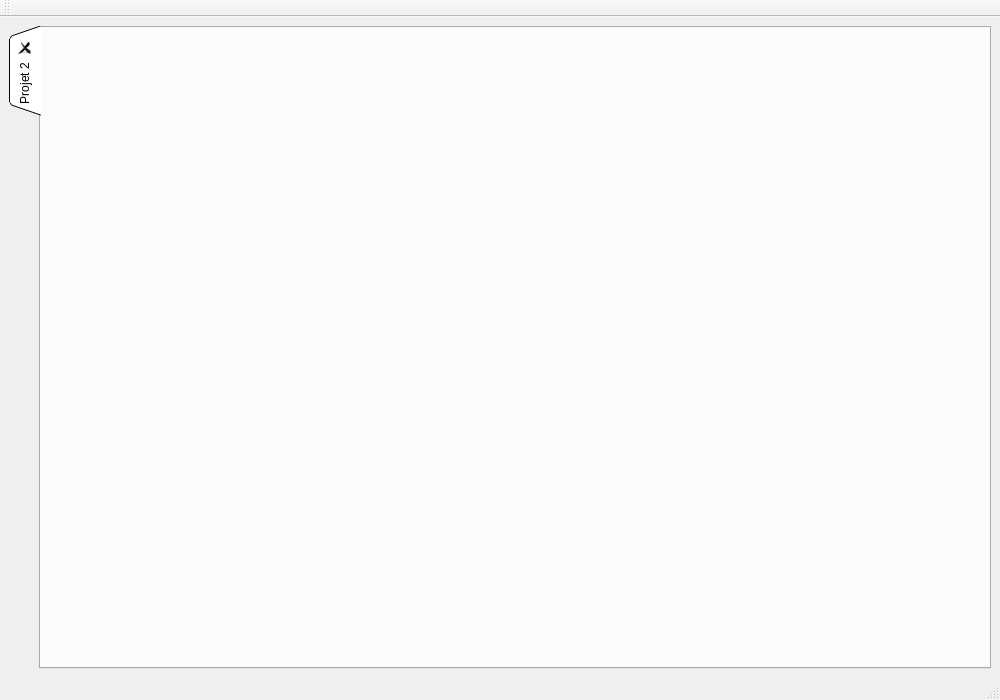
Qt form python_interface/uis/diyabc.ui (cbgp/diyabc) before a commit.
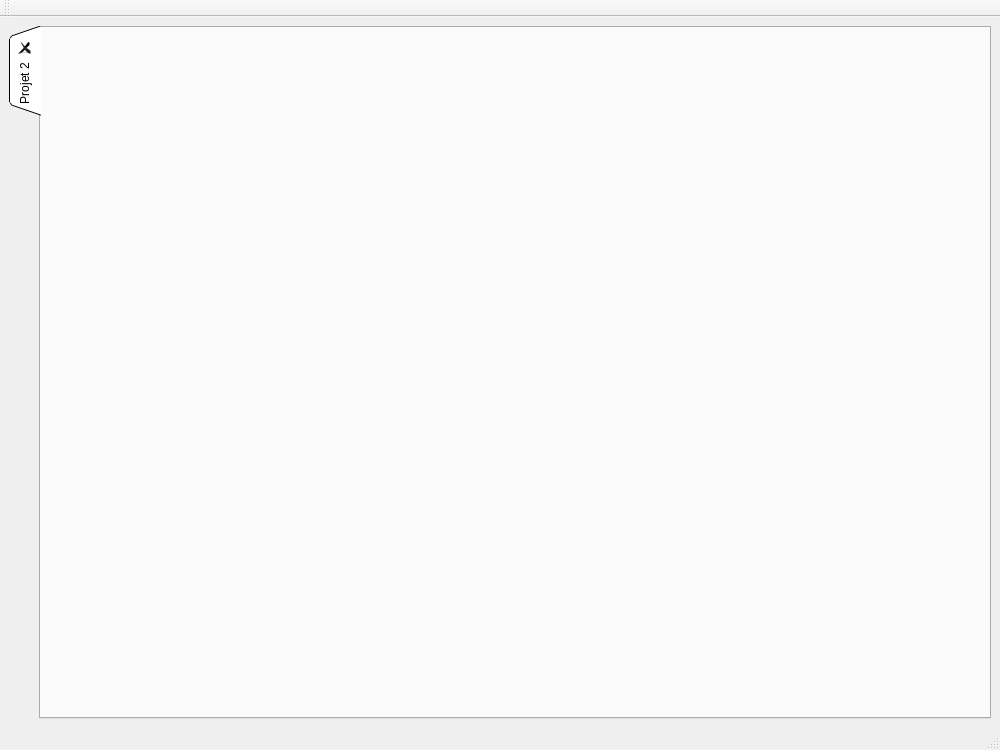
The same form after that commit.

Commit message: project design dramaticaly improved

```diff
--- a/python_interface/uis/diyabc.ui
+++ b/python_interface/uis/diyabc.ui
@@ -7,7 +7,7 @@
     <x>0</x>
     <y>0</y>
     <width>1000</width>
-    <height>700</height>
+    <height>750</height>
    </rect>
   </property>
   <property name="sizePolicy">
@@ -19,7 +19,7 @@
   <property name="minimumSize">
    <size>
     <width>800</width>
-    <height>700</height>
+    <height>750</height>
    </size>
   </property>
   <property name="windowTitle">
```
The commit also changes 4 other files.
